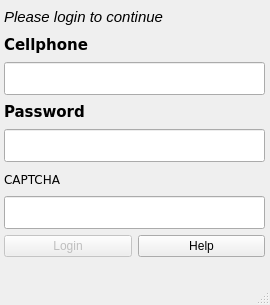
marcbowes/mxitc, file src/gui/login.ui: the form before one commit.
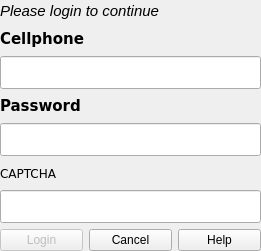
The form after the commit.

Commit message: fixed up some GUI functionality, still need to get Quit action to work properly

What changed in the file:
```diff
--- a/src/gui/login.ui
+++ b/src/gui/login.ui
@@ -1,23 +1,34 @@
 <ui version="4.0" >
  <class>Login</class>
- <widget class="QMainWindow" name="Login" >
+ <widget class="QDialog" name="Login" >
   <property name="geometry" >
    <rect>
     <x>0</x>
     <y>0</y>
-    <width>270</width>
-    <height>305</height>
+    <width>261</width>
+    <height>251</height>
    </rect>
   </property>
+  <property name="minimumSize" >
+   <size>
+    <width>261</width>
+    <height>251</height>
+   </size>
+  </property>
+  <property name="maximumSize" >
+   <size>
+    <width>261</width>
+    <height>251</height>
+   </size>
+  </property>
   <property name="windowTitle" >
    <string>MXit - Login</string>
   </property>
-  <widget class="QWidget" name="centralwidget" >
    <widget class="QWidget" name="layoutWidget" >
     <property name="geometry" >
      <rect>
-      <x>4</x>
-      <y>6</y>
+     <x>0</x>
+     <y>0</y>
       <width>261</width>
       <height>251</height>
      </rect>
@@ -134,6 +145,13 @@
          </property>
         </widget>
        </item>
+      <item>
+       <widget class="QPushButton" name="cancelButton" >
+        <property name="text" >
+         <string>Cancel</string>
+        </property>
+       </widget>
+      </item>
        <item>
         <widget class="QPushButton" name="helpButton" >
          <property name="text" >
@@ -145,18 +163,6 @@
      </item>
     </layout>
    </widget>
-  </widget>
-  <widget class="QMenuBar" name="menubar" >
-   <property name="geometry" >
-    <rect>
-     <x>0</x>
-     <y>0</y>
-     <width>270</width>
-     <height>24</height>
-    </rect>
-   </property>
-  </widget>
-  <widget class="QStatusBar" name="statusbar" />
  </widget>
  <resources/>
  <connections/>
```
Left out of the diff: 2 changed lines with no effect on the pictures. Lines whose indentation alone changed are shown as unchanged. The commit also changes 5 other files.
